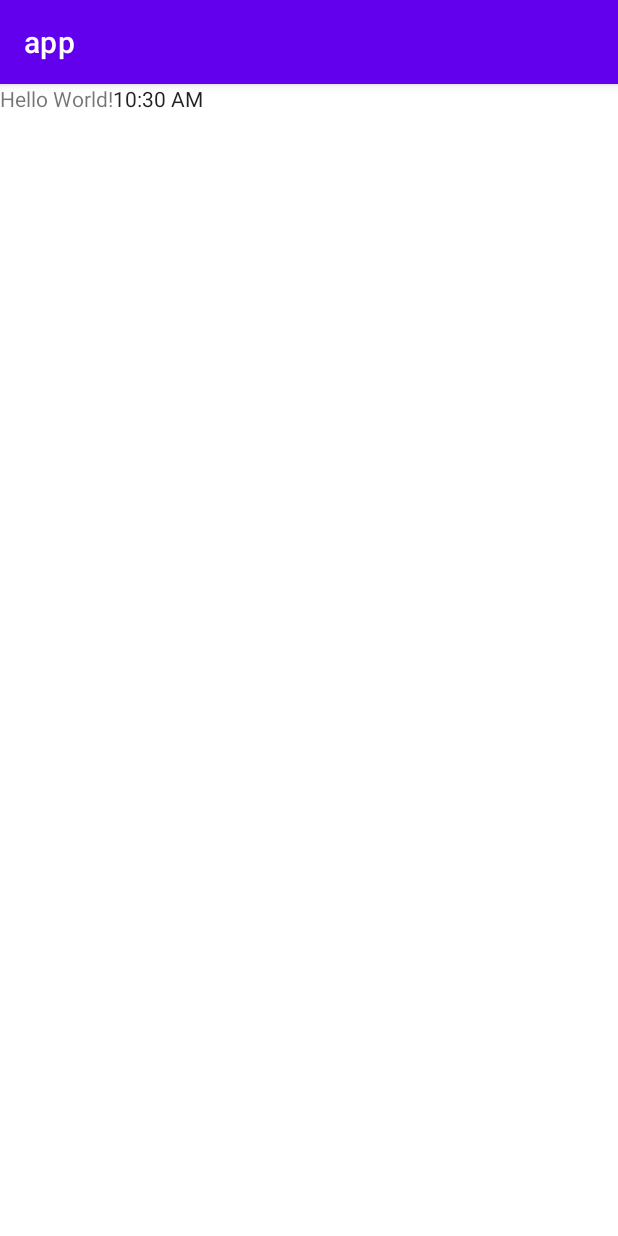
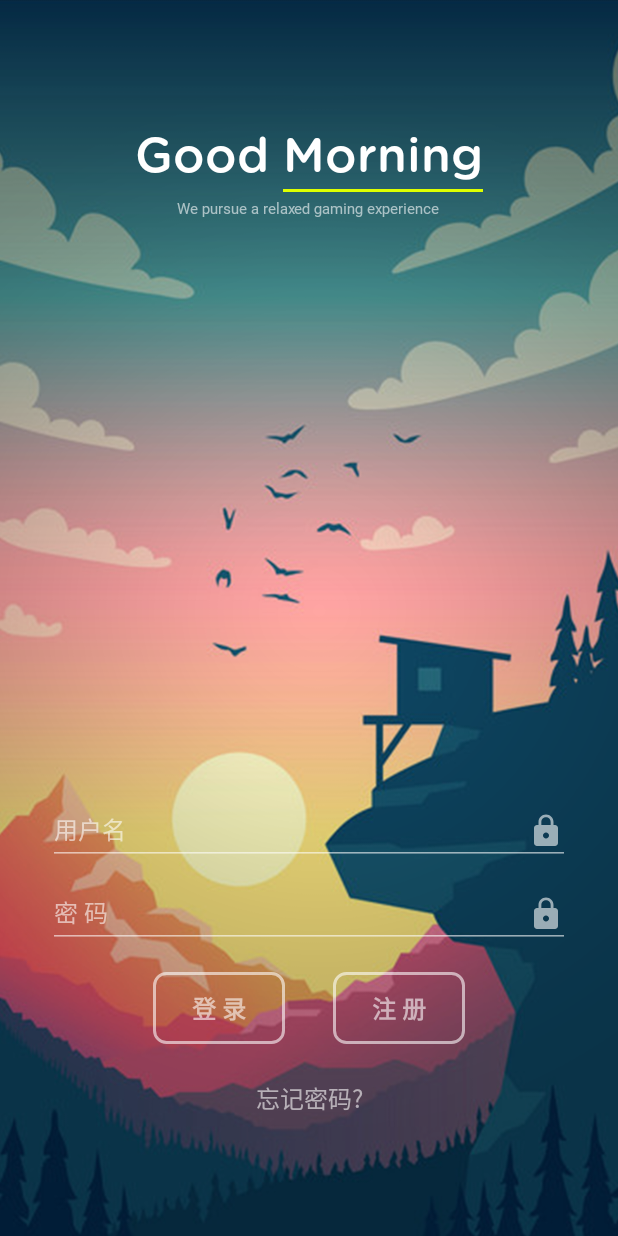
Before and after one commit to Boom-Lee/CampusCommunity, an Android app: the screen it shows after launch (MainActivity), on a phone screen of 412 x 824 dp. Run offline under Robolectric (Android 15) with nearby library versions, the phone set to English and light mode, and no system bars.

Commit message:
edit login

```diff
--- a/app/app/src/main/AndroidManifest.xml
+++ b/app/app/src/main/AndroidManifest.xml
@@ -10,7 +10,11 @@
         android:supportsRtl="true"
         android:fullBackupContent="true"
         android:theme="@style/Theme.App">
-        <activity android:name=".MainActivity">
+        <activity android:name=".Activity.MainActivity"
+            android:theme="@style/Theme.AppCompat.NoActionBar"
+            android:windowSoftInputMode="stateHidden|adjustPan"
+            android:configChanges="orientation|screenSize"
+            >
             <intent-filter>
                 <action android:name="android.intent.action.MAIN" />
 
--- /dev/null
+++ b/app/app/src/main/java/com/liyuji/app/Activity/MainActivity.java
@@ -0,0 +1,69 @@
+package com.liyuji.app.Activity;
+
+import androidx.appcompat.app.AppCompatActivity;
+
+import android.os.Bundle;
+import android.view.Window;
+import android.view.WindowManager;
+import android.widget.EditText;
+import android.widget.ImageView;
+import android.widget.TextView;
+
+import com.liyuji.app.OnSwipeTouchListener;
+import com.liyuji.app.R;
+
+public class MainActivity extends AppCompatActivity {
+
+    ImageView imageView;
+    TextView textView , forgetPassword;
+    EditText userName ,passWord;
+    int count = 0;
+
+    @Override
+    protected void onCreate(Bundle savedInstanceState) {
+        super.onCreate(savedInstanceState);
+        requestWindowFeature(Window.FEATURE_NO_TITLE);//去掉标题栏
+        getWindow().setFlags(WindowManager.LayoutParams.FLAG_FULLSCREEN, WindowManager.LayoutParams.FLAG_FULLSCREEN);
+        setContentView(R.layout.activity_main);
+
+        imageView = findViewById(R.id.imageView);
+        textView = findViewById(R.id.textView);
+        forgetPassword = findViewById(R.id.forgetPassword);
+        userName = findViewById(R.id.userName);
+        passWord = findViewById(R.id.passWord);
+        imageView.setOnTouchListener(new OnSwipeTouchListener(getApplicationContext()) {
+            public void onSwipeTop() {
+            }
+
+            public void onSwipeRight() {
+                getWindow().setFlags(WindowManager.LayoutParams.FLAG_FULLSCREEN, WindowManager.LayoutParams.FLAG_FULLSCREEN);
+                if (count == 0) {
+                    imageView.setImageResource(R.drawable.good_night_img);
+                    textView.setText("Night");
+                    count = 1;
+                } else {
+                    imageView.setImageResource(R.drawable.good_morning_img);
+                    textView.setText("Morning");
+                    count = 0;
+                }
+            }
+
+            public void onSwipeLeft() {
+                if (count == 0) {
+                    imageView.setImageResource(R.drawable.good_night_img);
+                    textView.setText("Night");
+                    count = 1;
+                } else {
+                    imageView.setImageResource(R.drawable.good_morning_img);
+                    textView.setText("Morning");
+                    count = 0;
+
+                }
+            }
+
+            public void onSwipeBottom() {
+            }
+
+        });
+    }
+}
--- a/app/app/src/main/java/com/liyuji/app/MainActivity.java
+++ /dev/null
@@ -1,14 +0,0 @@
-package com.liyuji.app;
-
-import androidx.appcompat.app.AppCompatActivity;
-
-import android.os.Bundle;
-
-public class MainActivity extends AppCompatActivity {
-
-    @Override
-    protected void onCreate(Bundle savedInstanceState) {
-        super.onCreate(savedInstanceState);
-        setContentView(R.layout.activity_main);
-    }
-}
--- a/app/app/src/main/java/com/liyuji/app/OnSwipeTouchListener.java
+++ b/app/app/src/main/java/com/liyuji/app/OnSwipeTouchListener.java
@@ -1,4 +1,4 @@
-package com.shashank.platform.loginui;
+package com.liyuji.app;
 
 import android.content.Context;
 import android.view.GestureDetector;
@@ -11,7 +11,7 @@ public class OnSwipeTouchListener implements OnTouchListener {
 
     private final GestureDetector gestureDetector;
 
-    public OnSwipeTouchListener (Context ctx){
+    public OnSwipeTouchListener(Context ctx){
         gestureDetector = new GestureDetector(ctx, new GestureListener());
     }
 
--- a/app/app/src/main/res/layout/activity_main.xml
+++ b/app/app/src/main/res/layout/activity_main.xml
@@ -1,27 +1,188 @@
 <?xml version="1.0" encoding="utf-8"?>
-<LinearLayout xmlns:android="http://schemas.android.com/apk/res/android"
+<RelativeLayout xmlns:android="http://schemas.android.com/apk/res/android"
     xmlns:app="http://schemas.android.com/apk/res-auto"
     xmlns:tools="http://schemas.android.com/tools"
     android:layout_width="match_parent"
     android:layout_height="match_parent"
-    tools:context=".MainActivity">
+    android:focusableInTouchMode="true"
+    tools:context=".Activity.MainActivity">
+
+    <FrameLayout
+        android:layout_width="wrap_content"
+        android:layout_height="wrap_content">
+
+        <ImageView
+            android:id="@+id/imageView"
+            android:layout_width="match_parent"
+            android:layout_height="match_parent"
+            android:scaleType="centerCrop"
+            android:src="@drawable/good_morning_img" />
+
+    </FrameLayout>
+
+
+    <LinearLayout
+        android:id="@+id/linearLayout"
+        android:layout_width="wrap_content"
+        android:layout_height="wrap_content"
+        android:layout_alignParentTop="true"
+        android:layout_centerHorizontal="true"
+        android:layout_marginTop="80dp"
+        android:orientation="horizontal">
+
+        <LinearLayout
+            android:layout_width="wrap_content"
+            android:layout_height="wrap_content">
+
+            <TextView
+                android:layout_width="wrap_content"
+                android:layout_height="wrap_content"
+                android:fontFamily="@font/gotham"
+                android:text="Good "
+                android:textColor="#ffffff"
+                android:textSize="32sp" />
+
+        </LinearLayout>
+
+        <LinearLayout
+            android:layout_width="wrap_content"
+            android:layout_height="wrap_content"
+            android:orientation="vertical">
+
+            <TextView
+                android:id="@+id/textView"
+                android:layout_width="wrap_content"
+                android:layout_height="wrap_content"
+                android:layout_alignParentTop="true"
+                android:layout_centerHorizontal="true"
+                android:fontFamily="@font/gotham"
+                android:text="Morning"
+                android:textColor="#ffffff"
+                android:textSize="32sp" />
+
+            <View
+                android:layout_width="match_parent"
+                android:layout_height="2dp"
+                android:layout_marginTop="2dp"
+                android:background="#deff00" />
+
+        </LinearLayout>
+
+
+    </LinearLayout>
 
     <TextView
         android:layout_width="wrap_content"
         android:layout_height="wrap_content"
-        android:text="Hello World!"
-        app:layout_constraintBottom_toBottomOf="parent"
-        app:layout_constraintLeft_toLeftOf="parent"
-        app:layout_constraintRight_toRightOf="parent"
-        app:layout_constraintTop_toTopOf="parent" />
+        android:layout_below="@+id/linearLayout"
+        android:layout_centerHorizontal="true"
+        android:layout_marginTop="4dp"
+        android:fontFamily="@font/calibri"
+        android:gravity="center"
+        android:text="We pursue a relaxed gaming experience"
+        android:textColor="#9affffff"
+        android:textSize="10sp" />
 
-    <TextClock
-        android:layout_width="wrap_content"
+
+    <LinearLayout
+        android:layout_width="match_parent"
         android:layout_height="wrap_content"
-        app:layout_constraintBottom_toBottomOf="parent"
-        app:layout_constraintLeft_toLeftOf="parent"
-        app:layout_constraintRight_toRightOf="parent"
-        app:layout_constraintTop_toTopOf="parent"
-        ></TextClock>
+        android:layout_alignParentBottom="true"
+        android:layout_centerHorizontal="true"
+        android:layout_marginBottom="80dp"
+        android:orientation="vertical"
+        android:paddingLeft="32dp"
+        android:paddingRight="32dp">
 
-</LinearLayout>
+
+        <com.google.android.material.textfield.TextInputLayout
+            android:layout_width="match_parent"
+            android:layout_height="wrap_content"
+            android:textColorHint="#96ffffff"
+            android:theme="@style/EditScreenTextInputLayoutStyle">
+
+            <EditText
+                android:id="@+id/userName"
+                android:layout_width="match_parent"
+                android:layout_height="match_parent"
+                android:drawableRight="@drawable/ic_lock_white_24dp"
+                android:drawablePadding="16dp"
+                android:hint="用户名"
+                android:maxLines="1"
+                android:textColor="@android:color/white"
+                android:textSize="16sp" />
+        </com.google.android.material.textfield.TextInputLayout>
+
+        <com.google.android.material.textfield.TextInputLayout
+            android:layout_width="match_parent"
+            android:layout_height="wrap_content"
+            android:textColorHint="#96ffffff"
+            android:theme="@style/EditScreenTextInputLayoutStyle">
+
+            <EditText
+                android:id="@+id/passWord"
+                android:layout_width="match_parent"
+                android:layout_height="match_parent"
+                android:drawableRight="@drawable/ic_lock_white_24dp"
+                android:drawablePadding="16dp"
+                android:hint="密 码"
+                android:inputType="textPassword"
+                android:maxLines="1"
+                android:textColor="@android:color/white"
+                android:textSize="16sp" />
+        </com.google.android.material.textfield.TextInputLayout>
+
+        <LinearLayout
+            android:layout_width="match_parent"
+            android:layout_height="wrap_content"
+            android:layout_marginTop="16dp"
+            android:layout_marginBottom="8dp"
+            android:gravity="center"
+            android:orientation="horizontal">
+
+            <Button
+                android:id="@+id/log"
+                android:layout_width="wrap_content"
+                android:layout_height="wrap_content"
+                android:layout_marginRight="16dp"
+                android:background="@drawable/buttonshapewhitebg"
+                android:fontFamily="@font/calibri"
+                android:text="登 录"
+                android:textAllCaps="false"
+                android:textColor="#96ffffff"
+                android:textSize="16dp"
+                android:textStyle="bold" />
+
+            <Button
+                android:id="@+id/register"
+                android:layout_width="wrap_content"
+                android:layout_height="wrap_content"
+                android:layout_marginLeft="16dp"
+                android:background="@drawable/buttonshapewhitebg"
+                android:fontFamily="@font/calibri"
+                android:text="注 册"
+                android:textAllCaps="false"
+                android:textColor="#96ffffff"
+                android:textSize="16dp"
+                android:textStyle="bold" />
+
+
+        </LinearLayout>
+
+
+        <TextView
+            android:id="@+id/forgetPassword"
+            android:layout_width="match_parent"
+            android:layout_height="wrap_content"
+            android:layout_marginTop="16dp"
+            android:fontFamily="@font/calibri"
+            android:text="忘记密码?"
+            android:textAlignment="center"
+            android:textColor="#96ffffff"
+            android:textSize="16sp" />
+
+
+    </LinearLayout>
+
+
+</RelativeLayout>
--- a/app/app/src/main/res/values/colors.xml
+++ b/app/app/src/main/res/values/colors.xml
@@ -7,4 +7,8 @@
     <color name="teal_700">#FF018786</color>
     <color name="black">#FF000000</color>
     <color name="white">#FFFFFFFF</color>
+    <color name="colorPrimary">#FFFFFF</color>
+    <color name="colorPrimaryDark">#FFFFFF</color>
+    <color name="colorAccent">#FFFFFF</color>
+    <color name="textInputLayout">#96ffffff</color>
 </resources>
```
